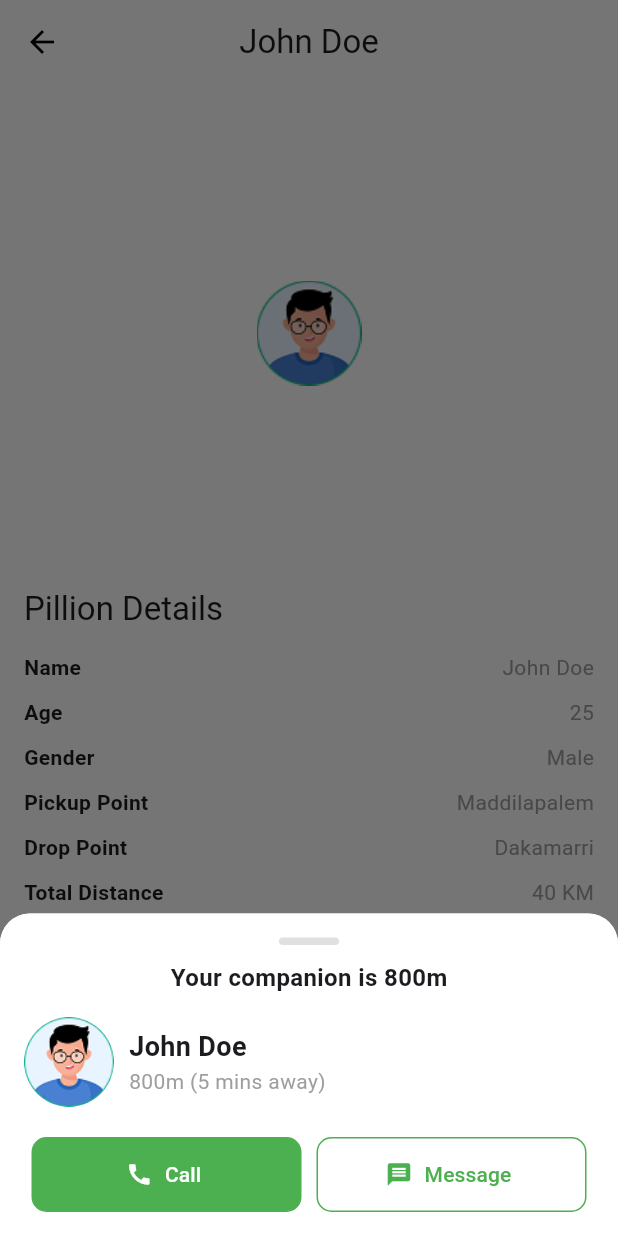
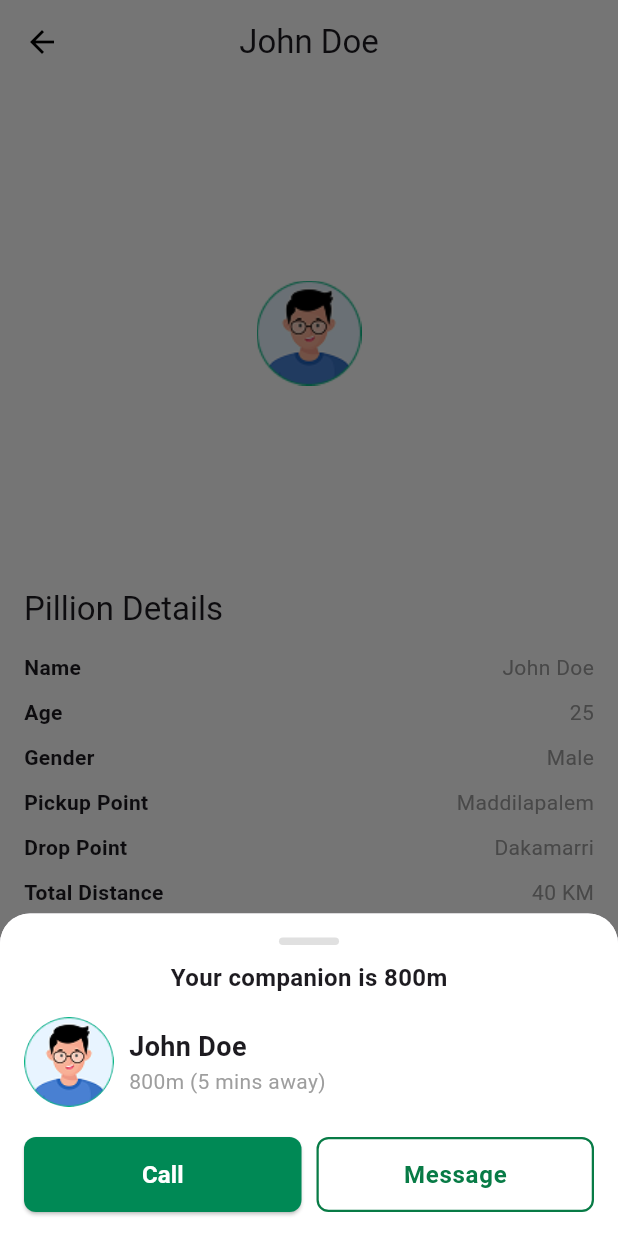
Before and after one commit to SreeCharan153/PillionPal, a Flutter app: the PillionDetailsPage screen opened directly, after a tap on "Accept Ride", on a phone screen of 412 x 824 dp. Run offline on Flutter 3.47's test engine with Material 3 defaults, Android fonts, the phone set to English and light mode, and no system bars; our stand-ins replace firebase_auth, firebase_core, flutter_map, font_awesome_flutter, geolocator, get and 6 more; missing offline and left inert: hexagon; accounts and stored records are empty.

Commit message:
Refactor screens to use named parameters for constructors; improve code readability and maintainability

```diff
--- a/lib/Screens/NotificationScreen.dart
+++ b/lib/Screens/NotificationScreen.dart
@@ -25,6 +25,8 @@ class NotificationScreen extends StatelessWidget {
       'category': 'Yesterday'
     },
   ];
+
+  NotificationScreen({super.key});
 
   @override
   Widget build(BuildContext context) {
--- a/lib/Screens/OTP_Verification_Screen.dart
+++ b/lib/Screens/OTP_Verification_Screen.dart
@@ -13,12 +13,12 @@ class OTPVerificationScreen extends StatefulWidget {
   final String verificationId; // ✅ Added for OTP verification
 
   const OTPVerificationScreen({
-    Key? key,
+    super.key,
     required this.name,
     required this.email,
     required this.phone,
     required this.verificationId, // ✅ Ensure it's required
-  }) : super(key: key);
+  });
 
   @override
   _OTPVerificationScreenState createState() => _OTPVerificationScreenState();
--- a/lib/Screens/RideTracking.dart
+++ b/lib/Screens/RideTracking.dart
@@ -3,7 +3,7 @@ import 'package:get/get.dart';
 import 'package:pillionpal/widgets/SecondaryButton.dart';
 import 'package:pillionpal/widgets/PaymentCard.dart';
 import 'package:pillionpal/widgets/PrimaryButton.dart';
-import 'package:pillionpal/widgets/maps.dart'; // Import the map
+import 'package:pillionpal/widgets/maps.dart';
 import 'package:url_launcher/url_launcher.dart';
 
 class CallHelper {
--- a/lib/Screens/pillion_details_page.dart
+++ b/lib/Screens/pillion_details_page.dart
@@ -1,7 +1,7 @@
 import 'package:flutter/material.dart';
 // import 'package:get/route_manager.dart';
 // import 'package:pillionpal/Screens/RideTracking.dart';
-import 'package:pillionpal/widgets/PrimaryButton.dart';
+import 'package:pillionpal/widgets/PrimaryButton.dart' as primary_button;
 import '../widgets/Ride_request_popup.dart';
 
 class PillionDetailsPage extends StatelessWidget {
@@ -13,6 +13,7 @@ class PillionDetailsPage extends StatelessWidget {
   final String priceShare;
   final String totalDistance;
   final String imageUrl;
+  final String phonenumber;
 
   const PillionDetailsPage({
     super.key,
@@ -24,6 +25,7 @@ class PillionDetailsPage extends StatelessWidget {
     required this.priceShare,
     required this.totalDistance,
     required this.imageUrl,
+    required this.phonenumber,
   });
 
   @override
@@ -66,7 +68,7 @@ class PillionDetailsPage extends StatelessWidget {
 
               // "Accept Ride" Button using PrimaryButton
               Center(
-                child: PrimaryButton(
+                child: primary_button.PrimaryButton(
                   text: "Accept Ride",
                   onPressed: () {
                     showModalBottomSheet(
@@ -77,12 +79,13 @@ class PillionDetailsPage extends StatelessWidget {
                         ),
                       ),
                       builder:
-                          (context) => const RideRequestPopup(
+                          (context) => RideRequestPopup(
                             name: "John Doe",
                             imageUrl:
                                 "assets/images/profile.png", // Replace with actual path
                             distance: "800m",
                             timeAway: "5 mins",
+                            phoneNumber: phonenumber,
                           ),
                     );
                   },
--- a/lib/Screens/pillion_list_page.dart
+++ b/lib/Screens/pillion_list_page.dart
@@ -35,6 +35,7 @@ class PillionListPage extends StatelessWidget {
               pickupPoint: 'Maddilapalem',
               dropPoint: 'Dakamarri',
               priceShare: '50',
+              phonenumber: '9876543210',
               onViewDetails: () {
                 Navigator.push(
                   context,
@@ -49,6 +50,7 @@ class PillionListPage extends StatelessWidget {
                           totalDistance: '40 KM',
                           imageUrl: "assets/images/profile.png",
                           gender: "Male",
+                          phonenumber: '9876543210',
                         ),
                   ),
                 );
@@ -68,6 +70,7 @@ class PillionListPage extends StatelessWidget {
                             "assets/images/profile.png", // Replace with actual path
                         distance: "800m",
                         timeAway: "5 mins",
+                        phoneNumber: '9876543210',
                       ),
                 );
               },
--- a/lib/widgets/Ride_request_popup.dart
+++ b/lib/widgets/Ride_request_popup.dart
@@ -1,10 +1,31 @@
 import 'package:flutter/material.dart';
+import 'package:get/route_manager.dart';
+import 'package:pillionpal/widgets/PrimaryButton.dart';
+import 'package:pillionpal/widgets/SecondaryButton.dart';
+import 'package:url_launcher/url_launcher.dart';
+
+class CallHelper {
+  static Future<void> makeCall(String phoneNumber) async {
+    final Uri callUri = Uri(scheme: 'tel', path: phoneNumber);
+
+    if (await canLaunchUrl(callUri)) {
+      await launchUrl(callUri);
+    } else {
+      Get.snackbar(
+        "Error",
+        "Could not launch call",
+        snackPosition: SnackPosition.BOTTOM,
+      );
+    }
+  }
+}
 
 class RideRequestPopup extends StatelessWidget {
   final String name;
   final String imageUrl;
   final String distance;
   final String timeAway;
+  final String phoneNumber;
 
   const RideRequestPopup({
     super.key,
@@ -12,6 +33,7 @@ class RideRequestPopup extends StatelessWidget {
     required this.imageUrl,
     required this.distance,
     required this.timeAway,
+    required this.phoneNumber,
   });
 
   @override
@@ -41,17 +63,17 @@ class RideRequestPopup extends StatelessWidget {
           const SizedBox(height: 15),
           Row(
             children: [
-              CircleAvatar(
-                radius: 30,
-                backgroundImage: AssetImage(imageUrl),
-              ),
+              CircleAvatar(radius: 30, backgroundImage: AssetImage(imageUrl)),
               const SizedBox(width: 10),
               Column(
                 crossAxisAlignment: CrossAxisAlignment.start,
                 children: [
                   Text(
                     name,
-                    style: const TextStyle(fontSize: 18, fontWeight: FontWeight.bold),
+                    style: const TextStyle(
+                      fontSize: 18,
+                      fontWeight: FontWeight.bold,
+                    ),
                   ),
                   Text(
                     "$distance ($timeAway away)",
@@ -65,30 +87,25 @@ class RideRequestPopup extends StatelessWidget {
           Row(
             mainAxisAlignment: MainAxisAlignment.spaceEvenly,
             children: [
-              _actionButton(Icons.call, "Call", Colors.green, Colors.white),
-              _actionButton(Icons.message, "Message", Colors.white, Colors.green),
+              Expanded(
+                child: PrimaryButton(
+                  /*icon: Icons.call,*/ text: "Call",
+                  onPressed: () {
+                    CallHelper.makeCall(phoneNumber);
+                  },
+                ),
+              ),
+              const SizedBox(width: 10),
+              Expanded(
+                child: SecondaryButton(
+                  /*icon: Icons.message,*/ text: "Message",
+                  onPressed: () {},
+                ),
+              ),
             ],
           ),
         ],
       ),
     );
   }
-
-  Widget _actionButton(IconData icon, String text, Color bgColor, Color textColor) {
-    return Expanded(
-      child: Container(
-        margin: const EdgeInsets.symmetric(horizontal: 5),
-        decoration: BoxDecoration(
-          color: bgColor,
-          borderRadius: BorderRadius.circular(10),
-          border: Border.all(color: Colors.green),
-        ),
-        child: TextButton.icon(
-          onPressed: () {},
-          icon: Icon(icon, color: textColor),
-          label: Text(text, style: TextStyle(color: textColor)),
-        ),
-      ),
-    );
-  }
 }
--- a/lib/widgets/pillion_card.dart
+++ b/lib/widgets/pillion_card.dart
@@ -10,6 +10,7 @@ class PillionCard extends StatelessWidget {
   final String priceShare;
   final VoidCallback onViewDetails;
   final VoidCallback onRequestRide;
+  final String phonenumber;
 
   const PillionCard({
     super.key,
@@ -20,6 +21,7 @@ class PillionCard extends StatelessWidget {
     required this.priceShare,
     required this.onViewDetails,
     required this.onRequestRide,
+    required this.phonenumber,
   });
 
   @override
```
Also changed, not shown: lib/Screens/login_screen.dart (+9 -19 lines).
